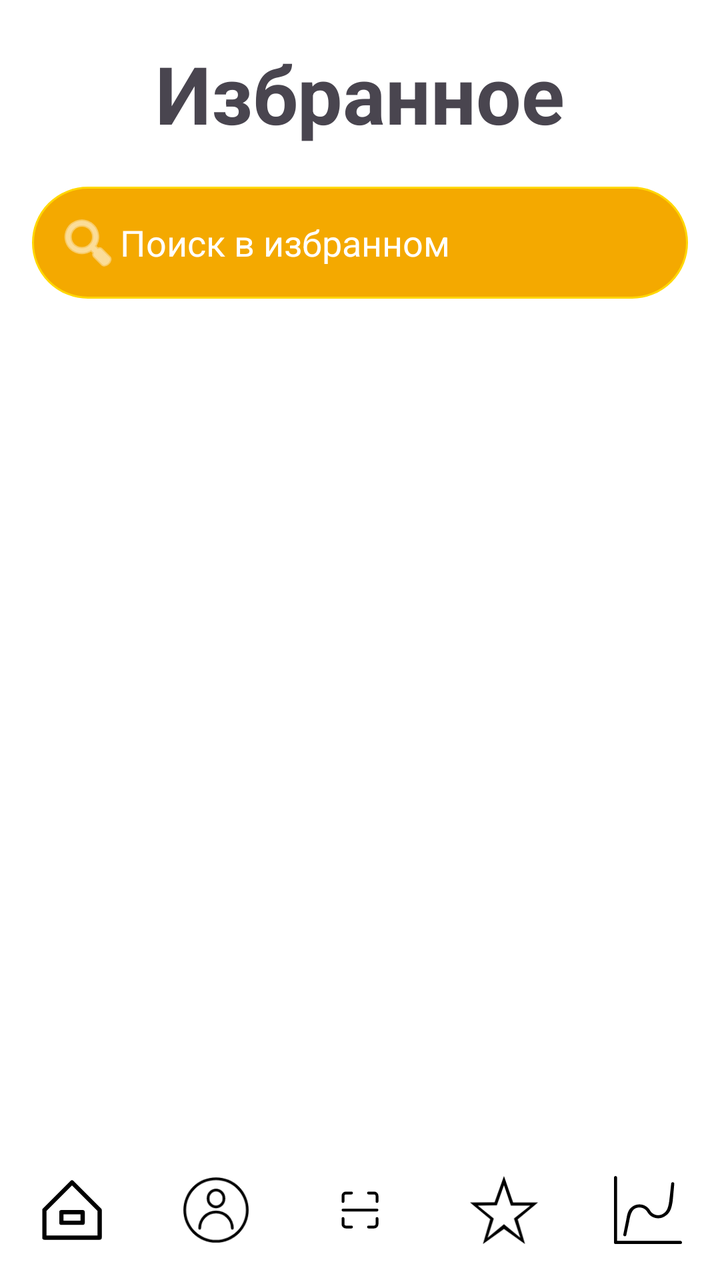
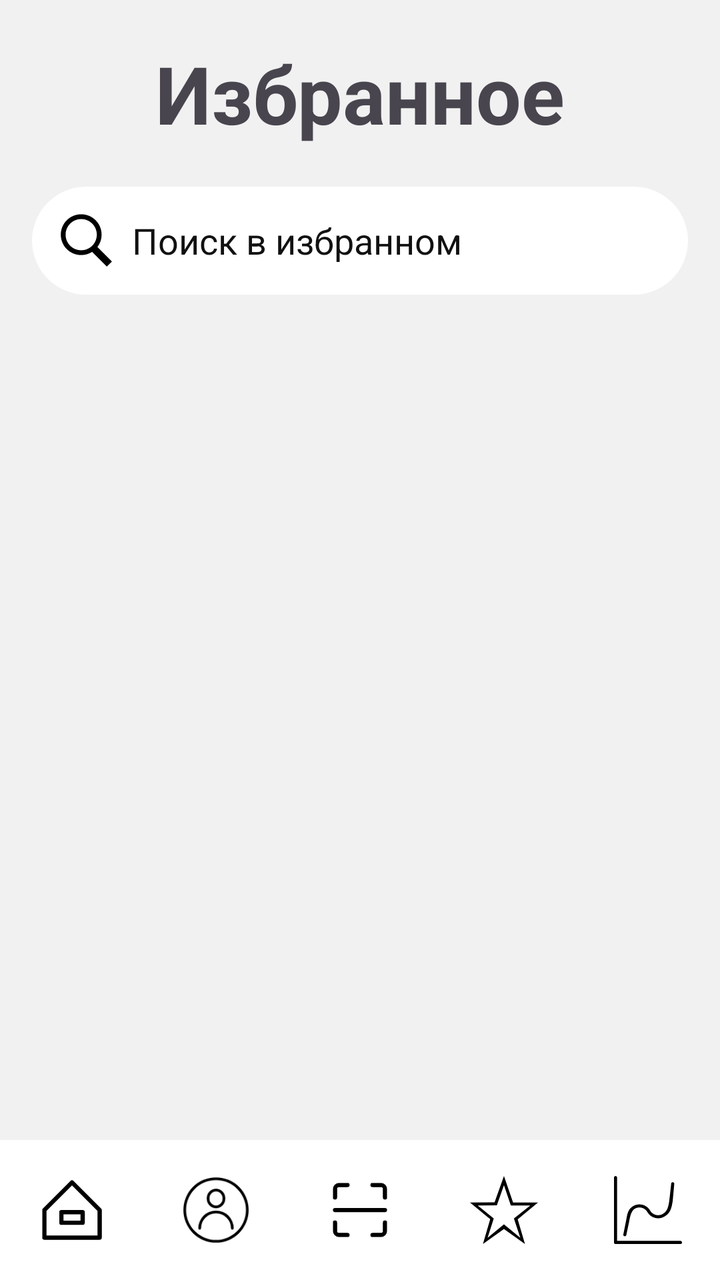

Compare the two renders of this Android layout. The source of the first and the diff that turns it into the second are given below.
<!-- AndroidManifest.xml: application theme Theme.Diplom -->
<!-- res/layout/activity_favorite_food.xml -->
<?xml version="1.0" encoding="utf-8"?>
<androidx.constraintlayout.widget.ConstraintLayout
    xmlns:android="http://schemas.android.com/apk/res/android"
    xmlns:app="http://schemas.android.com/apk/res-auto"
    xmlns:tools="http://schemas.android.com/tools"
    android:id="@+id/main"
    android:layout_width="match_parent"
    android:layout_height="match_parent"
    android:background="#FFFFFF"
    tools:context=".FavoriteFoodActivity">


    <TextView
        android:id="@+id/TitleForList"
        android:layout_width="0dp"
        android:layout_height="wrap_content"
        android:text="Избранное"
        android:textSize="40sp"
        android:textStyle="bold"
        android:gravity="center"
        android:layout_marginTop="20dp"
        android:layout_marginBottom="10dp"
        app:layout_constraintTop_toTopOf="parent"
        app:layout_constraintStart_toStartOf="parent"
        app:layout_constraintEnd_toEndOf="parent"/>


    <EditText
        android:id="@+id/favSearchInput"
        android:layout_width="0dp"
        android:layout_height="wrap_content"
        android:hint="Поиск в избранном"

        android:drawableStart="@android:drawable/ic_menu_search"
        android:drawableTint="#FFFFFF"
        android:padding="12dp"
        android:textColor="#FFFFFF"
        android:textColorHint="#FFFFFF"
        android:background="@drawable/rounded_edittext"
        android:inputType="text"
        android:layout_marginTop="20dp"

        android:layout_marginStart="16dp"
        android:layout_marginEnd="16dp"
        app:layout_constraintTop_toBottomOf="@id/TitleForList"
        app:layout_constraintStart_toStartOf="parent"
        app:layout_constraintEnd_toEndOf="parent"/>


    <androidx.recyclerview.widget.RecyclerView
        android:id="@+id/favRecyclerView"
        android:layout_width="0dp"
        android:layout_height="0dp"
        android:clipToPadding="false"
        android:paddingTop="20dp"
        android:paddingBottom="8dp"
        app:layout_constraintBottom_toTopOf="@+id/bottomBar"
        app:layout_constraintEnd_toEndOf="parent"
        app:layout_constraintStart_toStartOf="parent"
        app:layout_constraintTop_toBottomOf="@id/favSearchInput" />


    
    <LinearLayout
        android:id="@+id/bottomBar"
        android:layout_width="0dp"
        android:layout_height="70dp"
        android:orientation="horizontal"
        android:background="#FFFFFF"
        android:weightSum="5"
        android:gravity="center"
        app:layout_constraintBottom_toBottomOf="parent"
        app:layout_constraintStart_toStartOf="parent"
        app:layout_constraintEnd_toEndOf="parent">

        <ImageView
            android:id="@+id/home"
            android:layout_width="0dp"
            android:layout_height="match_parent"
            android:layout_weight="1"
            android:src="@drawable/home"
            android:padding="18dp"
            android:clickable="true"
            android:focusable="true"/>

        <ImageView
            android:id="@+id/fav"
            android:layout_width="0dp"
            android:layout_height="match_parent"
            android:layout_weight="1"
            android:src="@drawable/person"
            android:padding="18dp"
            android:clickable="true"
            android:focusable="true"/>

        <ImageView
            android:id="@+id/scan"
            android:layout_width="0dp"
            android:layout_height="match_parent"
            android:layout_weight="1"
            android:src="@drawable/code"
            android:padding="18dp"
            android:clickable="true"
            android:focusable="true"/>

        <ImageView
            android:id="@+id/food"
            android:layout_width="0dp"
            android:layout_height="match_parent"
            android:layout_weight="1"
            android:src="@drawable/favor"
            android:padding="18dp"
            android:clickable="true"
            android:focusable="true"/>

        <ImageView
            android:id="@+id/stats"
            android:layout_width="0dp"
            android:layout_height="match_parent"
            android:layout_weight="1"
            android:src="@drawable/stat"
            android:padding="18dp"
            android:clickable="true"
            android:focusable="true"/>
    </LinearLayout>

</androidx.constraintlayout.widget.ConstraintLayout>
<!-- resources referenced by this layout -->
<resources>
  <!-- drawable code (drawable) -->
  <vector xmlns:android="http://schemas.android.com/apk/res/android"
      android:width="24dp"
      android:height="24dp"
      android:viewportWidth="24"
      android:viewportHeight="24">
    <path
        android:strokeWidth="1"
        android:pathData="M9,6H7A1,1 0,0 0,6 7V9"
        android:strokeLineJoin="round"
        android:fillColor="#00000000"
        android:strokeColor="#000"
        android:strokeLineCap="round"/>
    <path
        android:strokeWidth="1"
        android:pathData="M15,6h2a1,1 0,0 1,1 1V9"
        android:strokeLineJoin="round"
        android:fillColor="#00000000"
        android:strokeColor="#000"
        android:strokeLineCap="round"/>
    <path
        android:strokeWidth="1"
        android:pathData="M18,15v2a1,1 0,0 1,-1 1H15"
        android:strokeLineJoin="round"
        android:fillColor="#00000000"
        android:strokeColor="#000"
        android:strokeLineCap="round"/>
    <path
        android:strokeWidth="1"
        android:pathData="M9,18H7a1,1 0,0 1,-1 -1V15"
        android:strokeLineJoin="round"
        android:fillColor="#00000000"
        android:strokeColor="#000"
        android:strokeLineCap="round"/>
    <path
        android:strokeWidth="1"
        android:pathData="M6,12L18,12"
        android:strokeLineJoin="round"
        android:fillColor="#00000000"
        android:strokeColor="#000"
        android:strokeLineCap="round"/>
  </vector>
  <!-- drawable favor (drawable) -->
  <vector xmlns:android="http://schemas.android.com/apk/res/android"
      android:width="612dp"
      android:height="612dp"
      android:viewportWidth="612"
      android:viewportHeight="612">
    <path
        android:fillColor="#FF000000"
        android:pathData="M387.67,238.18L305.58,0l-84.43,236.26L0,238.18l181.82,150.94L116.47,612l189.11,-135.31L494.69,612l-65.37,-221.43L612,238.18H387.67zM452.96,556.06L305.58,434.66l-147.38,121.4l55.66,-173.48L69.54,265.66l172.14,-2.14l63.9,-180.4l62.01,182.54h174.86L395.24,382.56L452.96,556.06z"/>
  </vector>
  <!-- drawable home (drawable) -->
  <vector xmlns:android="http://schemas.android.com/apk/res/android"
      android:width="32dp"
      android:height="32dp"
      android:viewportWidth="32"
      android:viewportHeight="32">
    <path
        android:pathData="M29.71,15.29l-13,-13a1,1 0,0 0,-1.42 0l-13,13A1,1 0,0 0,2 16L2,29a1,1 0,0 0,1 1L29,30a1,1 0,0 0,1 -1L30,16A1,1 0,0 0,29.71 15.29ZM28,28L4,28L4,16.41l12,-12 12,12ZM10,17v5a1,1 0,0 0,1 1L21,23a1,1 0,0 0,1 -1L22,17a1,1 0,0 0,-1 -1L11,16A1,1 0,0 0,10 17ZM12,18h8v3L12,21Z"
        android:fillColor="#FF000000"/>
  </vector>
  <!-- drawable rounded_edittext (drawable) -->
  <shape xmlns:android="http://schemas.android.com/apk/res/android"
      android:shape="rectangle">
  
      
      <solid android:color="#F4A900" />
  
      
      <corners android:radius="30dp" />
  
      
      <stroke
          android:width="1dp"
          android:color="#FFD700" />
  
      
      <padding
          android:left="8dp"
          android:top="8dp"
          android:right="8dp"
          android:bottom="8dp" />
  </shape>
  <style name="Theme.Diplom" parent="Base.Theme.Diplom" />
  <style name="Base.Theme.Diplom" parent="Theme.Material3.DayNight.NoActionBar">
          
          
      </style>
  <!-- unchanged entries left out for length: 2 -->
</resources>

<!-- the commit's change to res/layout/activity_favorite_food.xml (unified diff, before → after) -->
@@ -6,7 +6,7 @@
     android:id="@+id/main"
     android:layout_width="match_parent"
     android:layout_height="match_parent"
-    android:background="#FFFFFF"
+    android:background="#F1F1F1"
     tools:context=".FavoriteFoodActivity">
 
 
@@ -30,16 +30,14 @@
         android:layout_width="0dp"
         android:layout_height="wrap_content"
         android:hint="Поиск в избранном"
-
-        android:drawableStart="@android:drawable/ic_menu_search"
-        android:drawableTint="#FFFFFF"
+        android:drawableStart="@drawable/lypa"
         android:padding="12dp"
-        android:textColor="#FFFFFF"
-        android:textColorHint="#FFFFFF"
+        android:drawablePadding="8dp"
+        android:textColor="#111111"
+        android:textColorHint="#111111"
         android:background="@drawable/rounded_edittext"
         android:inputType="text"
         android:layout_marginTop="20dp"
-
         android:layout_marginStart="16dp"
         android:layout_marginEnd="16dp"
         app:layout_constraintTop_toBottomOf="@id/TitleForList"
@@ -47,6 +45,7 @@
         app:layout_constraintEnd_toEndOf="parent"/>
 
 
+    
     <androidx.recyclerview.widget.RecyclerView
         android:id="@+id/favRecyclerView"
         android:layout_width="0dp"
@@ -56,11 +55,11 @@
         android:paddingBottom="8dp"
         app:layout_constraintBottom_toTopOf="@+id/bottomBar"
         app:layout_constraintEnd_toEndOf="parent"
+        app:layout_constraintHorizontal_bias="0.0"
         app:layout_constraintStart_toStartOf="parent"
-        app:layout_constraintTop_toBottomOf="@id/favSearchInput" />
+        app:layout_constraintTop_toBottomOf="@id/favSearchInput"
+        app:layout_constraintVertical_bias="0.0" />
 
-
-    
     <LinearLayout
         android:id="@+id/bottomBar"
         android:layout_width="0dp"
@@ -99,7 +98,7 @@
             android:layout_height="match_parent"
             android:layout_weight="1"
             android:src="@drawable/code"
-            android:padding="18dp"
+            android:padding="10dp"
             android:clickable="true"
             android:focusable="true"/>
 
<!-- resource entries referenced after the edit -->
@@ -2,41 +2,46 @@
 <resources>
   <!-- drawable code (drawable) -->
   <vector xmlns:android="http://schemas.android.com/apk/res/android"
-      android:width="24dp"
-      android:height="24dp"
-      android:viewportWidth="24"
-      android:viewportHeight="24">
+      android:width="36dp"
+      android:height="36dp"
+      android:viewportWidth="36"
+      android:viewportHeight="36">
+  
     <path
-        android:strokeWidth="1"
-        android:pathData="M9,6H7A1,1 0,0 0,6 7V9"
+        android:strokeWidth="1.5"
+        android:pathData="M13.5,9H10.5A1.5,1.5 0,0 0,9 10.5V13.5"
         android:strokeLineJoin="round"
         android:fillColor="#00000000"
         android:strokeColor="#000"
         android:strokeLineCap="round"/>
+  
     <path
-        android:strokeWidth="1"
-        android:pathData="M15,6h2a1,1 0,0 1,1 1V9"
+        android:strokeWidth="1.5"
+        android:pathData="M22.5,9h3a1.5,1.5 0,0 1,1.5 1.5V13.5"
         android:strokeLineJoin="round"
         android:fillColor="#00000000"
         android:strokeColor="#000"
         android:strokeLineCap="round"/>
+  
     <path
-        android:strokeWidth="1"
-        android:pathData="M18,15v2a1,1 0,0 1,-1 1H15"
+        android:strokeWidth="1.5"
+        android:pathData="M27,22.5v3a1.5,1.5 0,0 1,-1.5 1.5H22.5"
         android:strokeLineJoin="round"
         android:fillColor="#00000000"
         android:strokeColor="#000"
         android:strokeLineCap="round"/>
+  
     <path
-        android:strokeWidth="1"
-        android:pathData="M9,18H7a1,1 0,0 1,-1 -1V15"
+        android:strokeWidth="1.5"
+        android:pathData="M13.5,27H10.5a1.5,1.5 0,0 1,-1.5 -1.5V22.5"
         android:strokeLineJoin="round"
         android:fillColor="#00000000"
         android:strokeColor="#000"
         android:strokeLineCap="round"/>
+  
     <path
-        android:strokeWidth="1"
-        android:pathData="M6,12L18,12"
+        android:strokeWidth="1.5"
+        android:pathData="M9,18L27,18"
         android:strokeLineJoin="round"
         android:fillColor="#00000000"
         android:strokeColor="#000"
@@ -62,20 +67,27 @@
         android:pathData="M29.71,15.29l-13,-13a1,1 0,0 0,-1.42 0l-13,13A1,1 0,0 0,2 16L2,29a1,1 0,0 0,1 1L29,30a1,1 0,0 0,1 -1L30,16A1,1 0,0 0,29.71 15.29ZM28,28L4,28L4,16.41l12,-12 12,12ZM10,17v5a1,1 0,0 0,1 1L21,23a1,1 0,0 0,1 -1L22,17a1,1 0,0 0,-1 -1L11,16A1,1 0,0 0,10 17ZM12,18h8v3L12,21Z"
         android:fillColor="#FF000000"/>
   </vector>
+  <!-- drawable lypa (drawable) -->
+  <vector xmlns:android="http://schemas.android.com/apk/res/android"
+      android:width="30dp"
+      android:height="30dp"
+      android:viewportWidth="50"
+      android:viewportHeight="50">
+    <path
+        android:fillColor="#FF000000"
+        android:pathData="M21,3C11.602,3 4,10.602 4,20C4,29.398 11.602,37 21,37C24.355,37 27.461,36.016 30.094,34.344L42.375,46.625L46.625,42.375L34.5,30.281C36.68,27.422 38,23.879 38,20C38,10.602 30.398,3 21,3ZM21,7C28.199,7 34,12.801 34,20C34,27.199 28.199,33 21,33C13.801,33 8,27.199 8,20C8,12.801 13.801,7 21,7Z"/>
+  </vector>
   <!-- drawable rounded_edittext (drawable) -->
   <shape xmlns:android="http://schemas.android.com/apk/res/android"
       android:shape="rectangle">
   
       
-      <solid android:color="#F4A900" />
+      <solid android:color="#ffff" />
   
       
       <corners android:radius="30dp" />
   
-      
-      <stroke
-          android:width="1dp"
-          android:color="#FFD700" />
+  
   
       
       <padding
@@ -86,8 +98,8 @@
   </shape>
   <style name="Theme.Diplom" parent="Base.Theme.Diplom" />
   <style name="Base.Theme.Diplom" parent="Theme.Material3.DayNight.NoActionBar">
-          
-          
+          <item name="android:statusBarColor">#0000FF</item>
+          <item name="android:windowLightStatusBar">false</item>
       </style>
   <!-- unchanged entries left out for length: 2 -->
 </resources>
